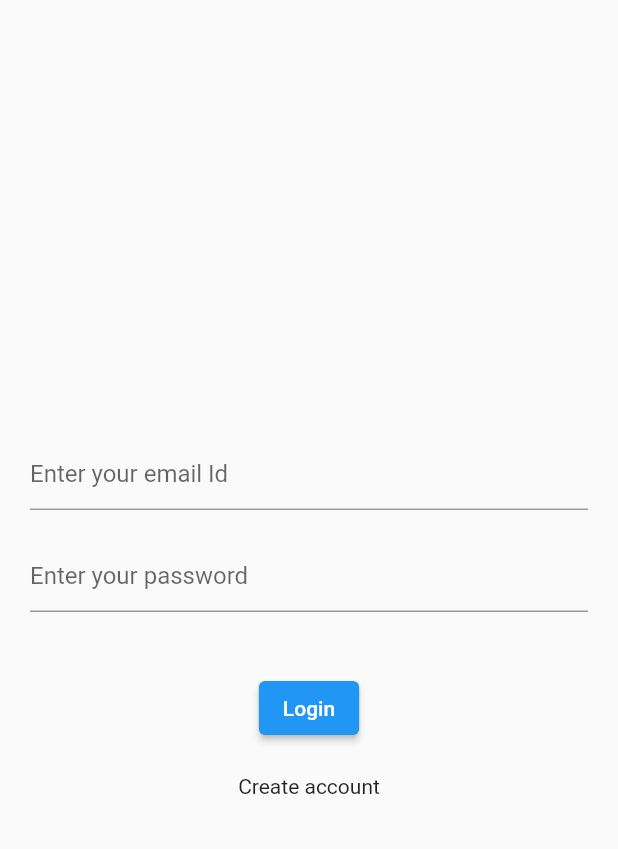
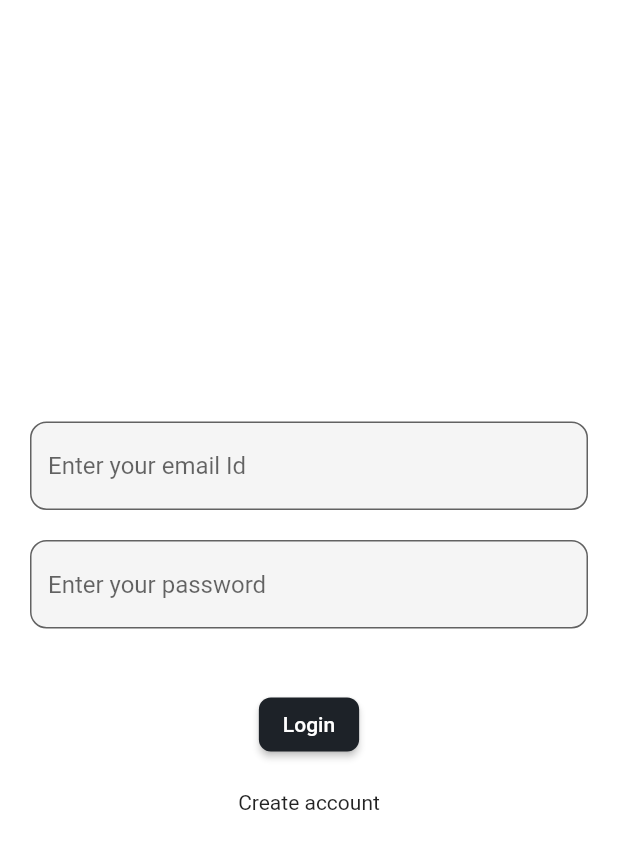
Before and after one commit to newtaDev/college-app-mobile-frontend, a Flutter app: the screen it shows after launch, on a phone screen of 412 x 824 dp. Shown: the top 849 px of the screen. Run offline on Flutter 3.47's test engine with Material 2 defaults, Android fonts, the phone set to English and light mode, and no system bars; our stand-ins replace dartz, dio, equatable, flex_color_scheme, flutter_bloc, get_it.

Commit message:
feat: added light and dark theme support with help of flex_color_scheme package

```diff
--- a/lib/main.dart
+++ b/lib/main.dart
@@ -1,5 +1,6 @@
 import 'package:flutter/material.dart';
 import 'package:flutter_bloc/flutter_bloc.dart';
+import 'package:styles_lib/theme/themes.dart';
 
 import 'config/app_config.dart';
 import 'presentation/features/auth/sign_in/cubit/signin_cubit.dart';
@@ -21,9 +22,9 @@ class MyApp extends StatelessWidget {
   Widget build(BuildContext context) {
     return MaterialApp(
       title: 'Flutter Demo',
-      theme: ThemeData(
-        primarySwatch: Colors.blue,
-      ),
+      theme: lightTheme,
+      darkTheme: darkTheme,
+      themeMode: ThemeMode.light,
       routes: {
         '/sign_in': (ctx) => BlocProvider(
               create: (context) => getIt<SignInCubit>(),
--- a/packages/styles_lib/lib/styles/src/colors.dart
+++ /dev/null
@@ -1 +0,0 @@
-part of app_styles;
--- a/packages/styles_lib/lib/styles/src/typography.dart
+++ /dev/null
@@ -1 +0,0 @@
-part of app_styles;
--- a/packages/styles_lib/lib/styles/styles.dart
+++ /dev/null
@@ -1,3 +0,0 @@
-library app_styles;
-
-part './src/colors.dart';
--- a/packages/styles_lib/lib/styles_lib.dart
+++ b/packages/styles_lib/lib/styles_lib.dart
@@ -1,4 +1,4 @@
 library styles_lib;
 
 export './assets/assets.dart';
-export './styles/styles.dart';
+export './theme/themes.dart';
--- /dev/null
+++ b/packages/styles_lib/lib/theme/dark/text_theme.dart
@@ -0,0 +1 @@
+part of app_themes;
--- /dev/null
+++ b/packages/styles_lib/lib/theme/dark/theme.dart
@@ -0,0 +1,29 @@
+part of app_themes;
+
+final darkTheme = FlexThemeData.dark(
+  colorScheme: _darkColorScheme,
+  surfaceMode: FlexSurfaceMode.highScaffoldLowSurface,
+  blendLevel: 6,
+  appBarStyle: FlexAppBarStyle.background,
+  subThemesData: const FlexSubThemesData(
+    useFlutterDefaults: true,
+    blendOnLevel: 30,
+    blendTextTheme: false,
+    useTextTheme: false,
+    textButtonRadius: 8,
+    elevatedButtonRadius: 8,
+    outlinedButtonRadius: 8,
+    toggleButtonsRadius: 8,
+    inputDecoratorRadius: 12,
+    inputDecoratorUnfocusedHasBorder: false,
+    fabRadius: 12,
+    chipSchemeColor: SchemeColor.primary,
+    cardRadius: 8,
+    popupMenuRadius: 6,
+    dialogBackgroundSchemeColor: SchemeColor.onSecondary,
+    inputDecoratorSchemeColor: SchemeColor.onInverseSurface,
+    dialogRadius: 18,
+    timePickerDialogRadius: 18,
+  ),
+  visualDensity: FlexColorScheme.comfortablePlatformDensity,
+);
--- /dev/null
+++ b/packages/styles_lib/lib/theme/light/text_theme.dart
@@ -0,0 +1 @@
+part of app_themes;
--- /dev/null
+++ b/packages/styles_lib/lib/theme/light/theme.dart
@@ -0,0 +1,29 @@
+part of app_themes;
+
+final lightTheme = FlexThemeData.light(
+  // scheme: FlexScheme.shark,
+  colorScheme: _lightColorScheme,
+  appBarStyle: FlexAppBarStyle.background,
+  appBarElevation: 12,
+  subThemesData: const FlexSubThemesData(
+    useFlutterDefaults: true,
+    useTextTheme: false,
+    blendOnColors: false,
+    textButtonRadius: 8,
+    elevatedButtonRadius: 8,
+    outlinedButtonRadius: 8,
+    toggleButtonsRadius: 8,
+    inputDecoratorRadius: 11,
+    inputDecoratorUnfocusedHasBorder: false,
+    fabRadius: 12,
+    chipSchemeColor: SchemeColor.primary,
+    cardRadius: 8,
+    popupMenuRadius: 6,
+    dialogBackgroundSchemeColor: SchemeColor.onPrimary,
+    dialogRadius: 18,
+    timePickerDialogRadius: 18,
+  ),
+  visualDensity: FlexColorScheme.comfortablePlatformDensity,
+  // To use the playground font, add GoogleFonts package and uncomment
+  // fontFamily: GoogleFonts.notoSans().fontFamily,
+);
--- a/packages/styles_lib/pubspec.yaml
+++ b/packages/styles_lib/pubspec.yaml
@@ -10,6 +10,8 @@ environment:
 dependencies:
   flutter:
     sdk: flutter
+  flex_color_scheme: ^5.1.0
+
 
 dev_dependencies:
   flutter_test:
```
Also changed, not shown: lib/config/app_config.dart (+3 -6 lines), packages/styles_lib/lib/theme/dark/color_scheme.dart (added, +33 -0 lines), packages/styles_lib/lib/theme/light/color_scheme.dart (added, +32 -0 lines), packages/styles_lib/lib/theme/themes.dart (added, +11 -0 lines), packages/widgets_lib/lib/widgets/buttons/buttons.dart (line endings or trailing spaces), pubspec.lock.
